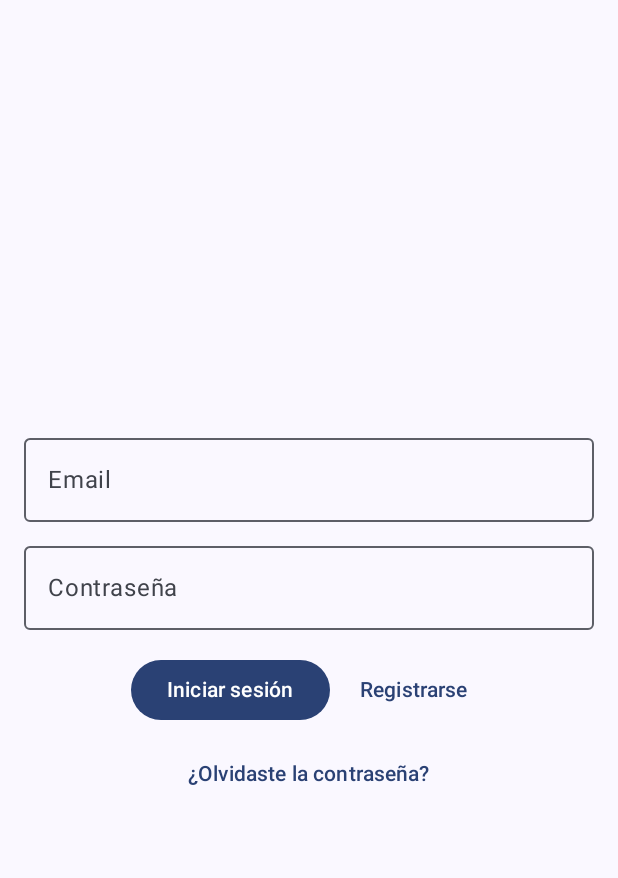
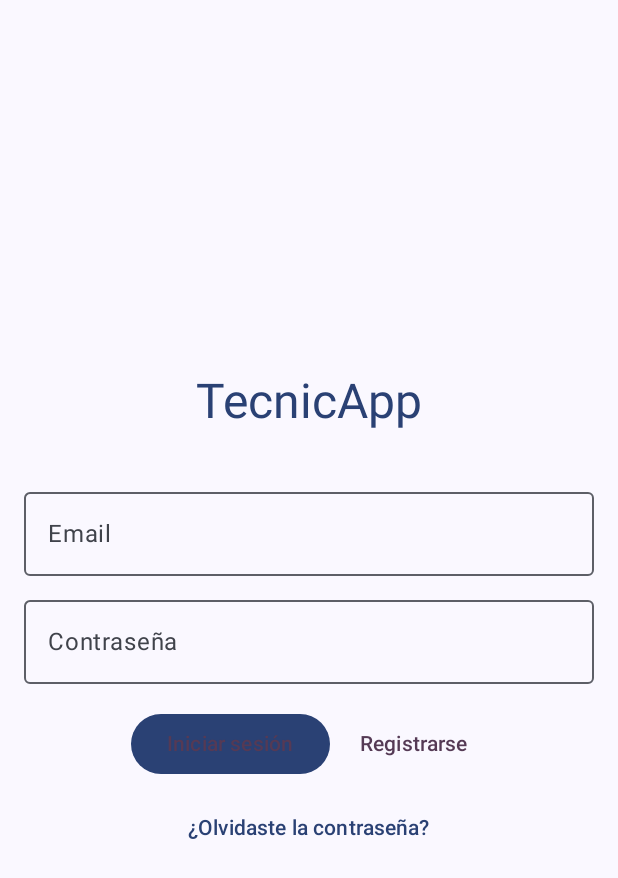
Before and after one commit to silviadenaranja/TecnicApp, an Android app built with Jetpack Compose: the screen it shows after launch (MainActivity), on a phone screen of 412 x 824 dp. Shown: the top 878 px of the screen. Run offline under Robolectric (Android 15) with nearby library versions, the phone set to English and light mode, and no system bars; our stand-ins replace Firebase (no records; nobody signed in at launch, a user with empty details on screens opened directly).

Commit message:
nombre en el login

```diff
--- a/app/src/main/java/com/example/tecnicapp/ui/auth/LoginScreen.kt
+++ b/app/src/main/java/com/example/tecnicapp/ui/auth/LoginScreen.kt
@@ -1,6 +1,7 @@
 package com.example.tecnicapp.ui.auth
 
 import androidx.compose.foundation.background
+import androidx.compose.foundation.border
 import androidx.compose.foundation.layout.Arrangement
 import androidx.compose.foundation.layout.Box
 import androidx.compose.foundation.layout.Column
@@ -10,6 +11,8 @@ import androidx.compose.foundation.layout.fillMaxSize
 import androidx.compose.foundation.layout.fillMaxWidth
 import androidx.compose.foundation.layout.height
 import androidx.compose.foundation.layout.padding
+import androidx.compose.foundation.layout.size
+import androidx.compose.foundation.layout.width
 import androidx.compose.foundation.text.KeyboardOptions
 import androidx.compose.material3.Button
 import androidx.compose.material3.CircularProgressIndicator
@@ -27,6 +30,7 @@ import androidx.compose.runtime.setValue
 import androidx.compose.ui.Alignment
 import androidx.compose.ui.Modifier
 import androidx.compose.ui.graphics.Color
+import androidx.compose.ui.graphics.RectangleShape
 import androidx.compose.ui.text.input.KeyboardType
 import androidx.compose.ui.text.input.PasswordVisualTransformation
 import androidx.compose.ui.unit.dp
@@ -52,12 +56,23 @@ fun LoginScreen(
         modifier = Modifier
             .fillMaxSize()
             .background(MaterialTheme.colorScheme.background)
+            //.height(50.dp)
             .padding(16.dp),
         contentAlignment = Alignment.Center
     ) {
         Column(
-            horizontalAlignment = Alignment.CenterHorizontally
+            horizontalAlignment = Alignment.CenterHorizontally,
+            verticalArrangement = Arrangement.Center, // centra verticalmente toda la columna
+            modifier = Modifier.fillMaxSize()
         ) {
+            Text(
+                text = "TecnicApp",
+                style = MaterialTheme.typography.headlineLarge,
+                color = MaterialTheme.colorScheme.primary
+            )
+
+            Spacer(modifier = Modifier.height(32.dp))
+
             OutlinedTextField(
                 value = state.email,
                 onValueChange = vm::onEmailChange,
@@ -97,10 +112,12 @@ fun LoginScreen(
                     horizontalArrangement = Arrangement.spacedBy(8.dp)
                 ) {
                     Button(onClick = { vm.login() }) {
-                        Text("Iniciar sesión")
+                        Text("Iniciar sesión",
+                        color=MaterialTheme.colorScheme.tertiary)
                     }
                     TextButton(onClick = { vm.register() }) {
-                        Text("Registrarse")
+                        Text("Registrarse",
+                        color=MaterialTheme.colorScheme.tertiary)
                     }
                 }
 
--- a/app/src/main/java/com/example/tecnicapp/ui/theme/Type.kt
+++ b/app/src/main/java/com/example/tecnicapp/ui/theme/Type.kt
@@ -14,8 +14,8 @@ val Typography = Typography(
         fontSize = 16.sp,
         lineHeight = 24.sp,
         letterSpacing = 0.5.sp
-    )
-    /* Other default text styles to override
+    ),
+   // Other default text styles to override
     titleLarge = TextStyle(
         fontFamily = FontFamily.Default,
         fontWeight = FontWeight.Normal,
@@ -30,5 +30,5 @@ val Typography = Typography(
         lineHeight = 16.sp,
         letterSpacing = 0.5.sp
     )
-    */
+
 )
```
Also changed, not shown: app/build.gradle.kts (+7 -2 lines).
